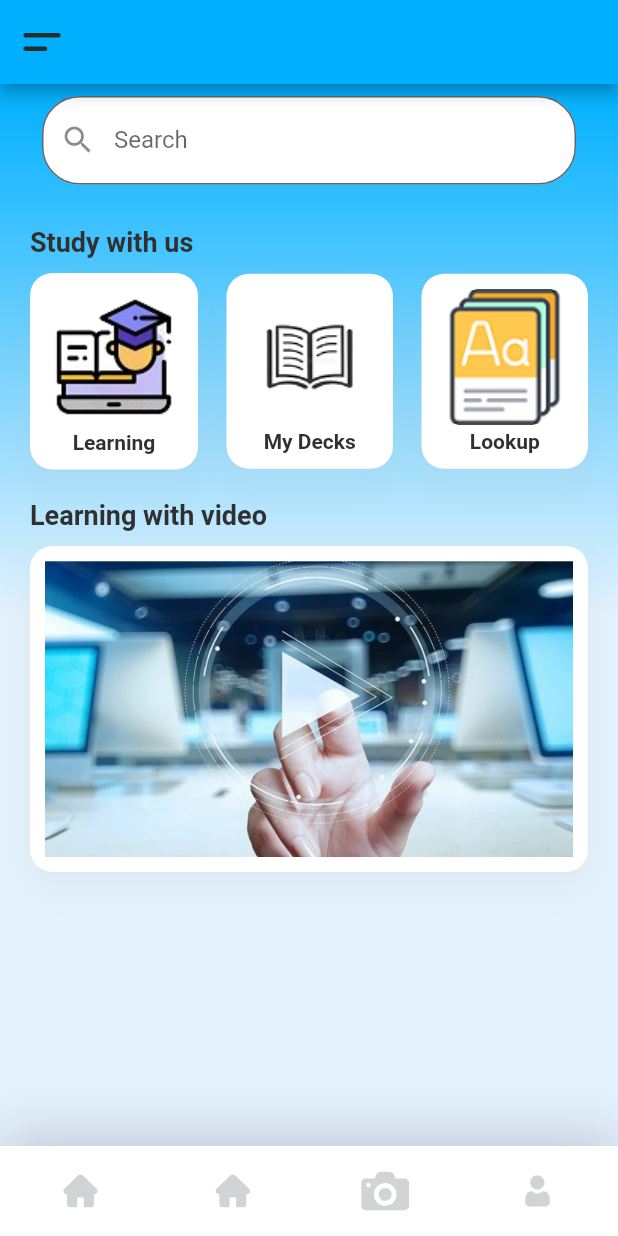
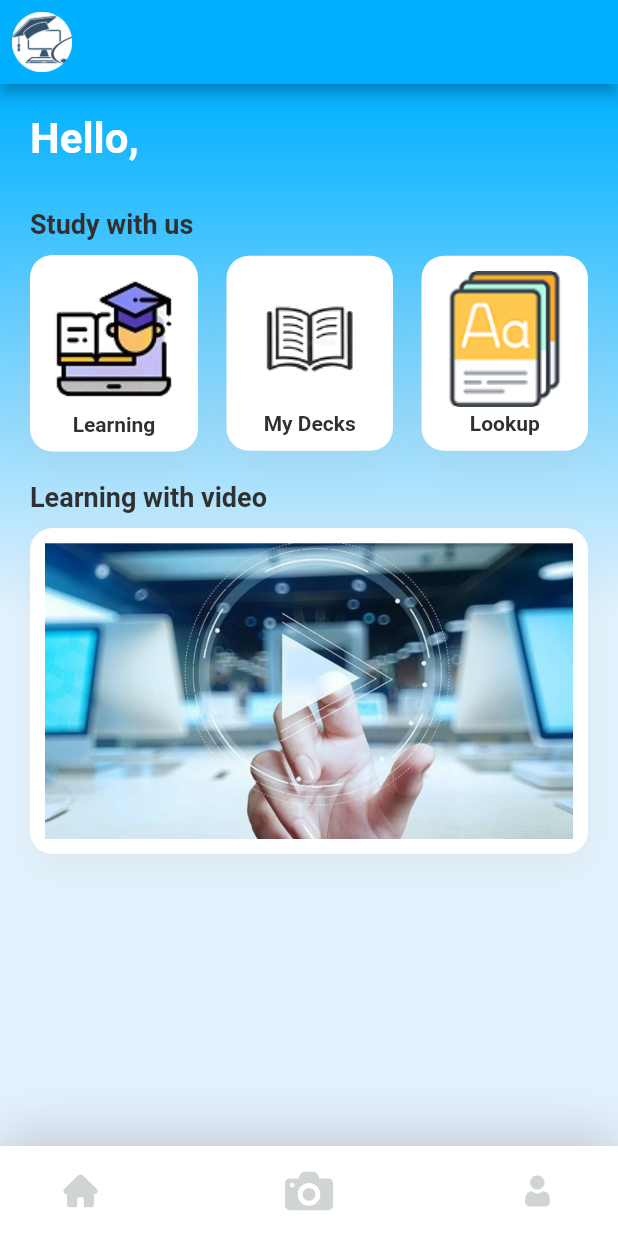
Before and after one commit to lewwcom/learn_english_app, a Flutter app: the HomeScreen screen opened by its route, on a phone screen of 412 x 824 dp. Run offline on Flutter 3.47's test engine with Material 2 defaults, Android fonts, the phone set to English and light mode, and no system bars; our stand-ins replace audioplayers, cached_network_image, flutter_local_notifications, flutter_slidable, flutter_svg, font_awesome_flutter and 7 more; accounts and stored records are empty; network calls fail; project files that could hold a hidden picture were left out.

Commit message:
change some UI

```diff
--- a/lib/constants.dart
+++ b/lib/constants.dart
@@ -43,3 +43,10 @@ const kTextstyle = TextStyle(
   color: kTitleTextColor,
   fontWeight: FontWeight.bold,
 );
+
+
+const kUserstyle = TextStyle(
+  fontSize: 28,
+  color: Colors.white,
+  fontWeight: FontWeight.bold,
+);
--- a/lib/pages/bottonavbar/my_bottom_nav_bar.dart
+++ b/lib/pages/bottonavbar/my_bottom_nav_bar.dart
@@ -48,11 +48,7 @@ class _MyBottomNavBarState extends State<MyBottomNavBar> {
             icon: SvgPicture.asset('assets/icons/home.svg',
                 color: Color(0xFFD1D4D4)),
           ),
-          IconButton(
-            onPressed: () => context.push("/"),
-            icon: SvgPicture.asset('assets/icons/home.svg',
-                color: Color(0xFFD1D4D4)),
-          ),
+
           IconButton(
             onPressed: () => context.push("/vision"),
             icon: SvgPicture.asset('assets/icons/camera.svg',
--- a/lib/pages/home/home_component/body.dart
+++ b/lib/pages/home/home_component/body.dart
@@ -2,6 +2,7 @@ import 'package:flutter/material.dart';
 import 'package:go_router/go_router.dart';
 import 'package:learn_english_app/constants.dart';
 import 'package:learn_english_app/pages/home/home_component/LearningYoutube.dart';
+import 'package:learn_english_app/pages/login/login_page.dart';
 import 'package:learn_english_app/pages/profile/profile_screen.dart';
 import 'package:learn_english_app/pages/youtube/youtube_page.dart';
 import 'studycard.dart';
@@ -27,24 +28,11 @@ class Body extends StatelessWidget {
             child: Column(
               crossAxisAlignment: CrossAxisAlignment.start,
               children: <Widget>[
-                Container(
-                  padding: const EdgeInsets.all(8.0),
-                  child: TextField(
-                    onTap: () => context.push("/search"),
-                    decoration: InputDecoration(
-                      labelText: "Search",
-                      hintText: "Search",
-                      filled: true,
-                      fillColor: Colors.white,
-                      prefixIcon: Icon(Icons.search),
-                      border: OutlineInputBorder(
-                          borderRadius:
-                              BorderRadius.all(Radius.circular(25.0))),
-                    ),
-                  ),
-                ),
-                SizedBox(height: 20),
-                Text("Study with us", style: kTitleTextstyle),
+
+      SizedBox(height: 20),
+      Text("Hello, "+LoginPage.username.toString(), style: kUserstyle),
+      SizedBox(height: 30),
+      Text("Study with us", style: kTitleTextstyle),
                 SizedBox(height: 10),
                 Row(
                   mainAxisAlignment: MainAxisAlignment.spaceBetween,
--- a/lib/pages/home/home_screen.dart
+++ b/lib/pages/home/home_screen.dart
@@ -22,7 +22,7 @@ class HomeScreen extends StatelessWidget {
     return AppBar(
       backgroundColor: kPrimaryColor,
       leading: IconButton(
-        icon: SvgPicture.asset("assets/icons/menu.svg"),
+        icon: Image.asset("assets/images/logo.png"),
         onPressed: () {},
       ),
     );
--- a/lib/pages/profile/profile_component/body.dart
+++ b/lib/pages/profile/profile_component/body.dart
@@ -6,8 +6,6 @@ import 'package:learn_english_app/services/api_google_sign_in.dart';
 import 'package:learn_english_app/services/api_logout.dart';
 import '../../login/login_page.dart';
 import '../../../widgets/pop_up.dart';
-import 'package:learn_english_app/pages/profile/profile_screen.dart';
-import 'package:learn_english_app/services/api_avatar.dart';
 import '../../../models/avatar.dart';
 import '../../notification/NotificationAlarmScreen.dart';
 import 'Info.dart';
--- a/lib/pages/profile/profile_screen.dart
+++ b/lib/pages/profile/profile_screen.dart
@@ -18,7 +18,7 @@ class ProfileScreen extends StatelessWidget {
     return AppBar(
       backgroundColor: kPrimaryColor,
       leading: IconButton (
-        icon:SvgPicture.asset("assets/icons/menu.svg"),
+        icon: Image.asset("assets/images/logo.png"),
         onPressed: (){
 
         },
```
Also changed, not shown: lib/models/User.dart (added, +28 -0 lines), lib/pages/login/login_page.dart (+18 -0 lines), lib/pages/notification/NotificationAlarmScreen.dart (+3 -5 lines), lib/services/api_username.dart (added, +11 -0 lines), assets/images/logo.png (added).
